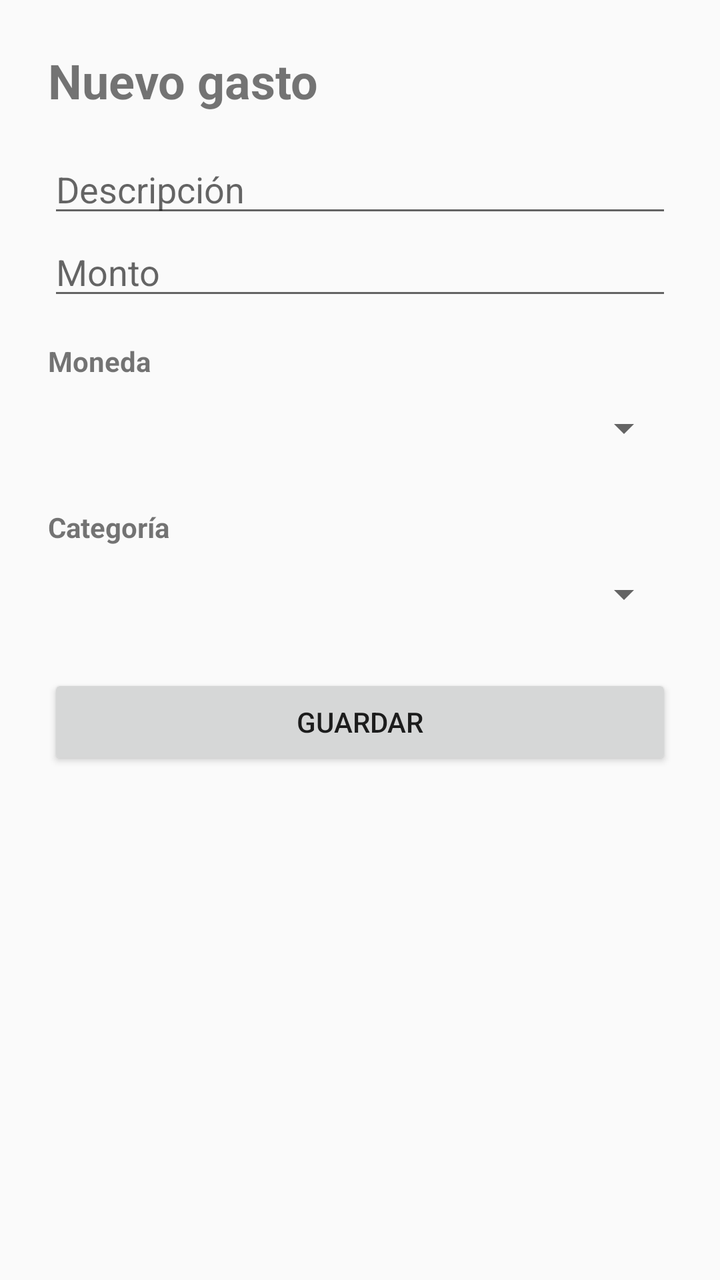
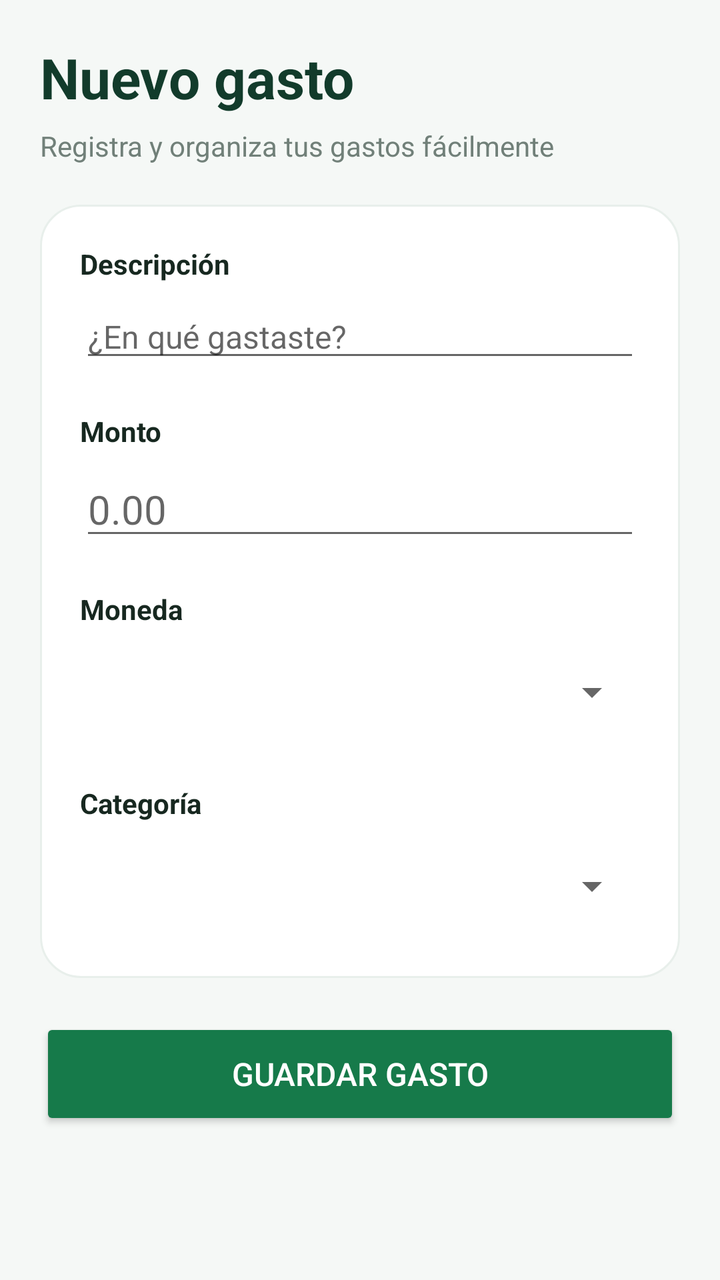

Screens rendered from an Android XML layout before and after an edit, with the pre-edit source and the edit as a unified diff.
<!-- AndroidManifest.xml: application theme Theme.ControlGastos -->
<!-- res/layout/activity_formulario_gasto.xml -->
<?xml version="1.0" encoding="utf-8"?>
<ScrollView xmlns:android="http://schemas.android.com/apk/res/android"
    android:layout_width="match_parent"
    android:layout_height="match_parent"
    android:fillViewport="true">

    <LinearLayout
        android:id="@+id/main"
        android:layout_width="match_parent"
        android:layout_height="wrap_content"
        android:orientation="vertical"
        android:padding="24dp">

        <TextView
            android:id="@+id/tvTitulo"
            android:layout_width="match_parent"
            android:layout_height="wrap_content"
            android:layout_marginBottom="16dp"
            android:text="Nuevo gasto"
            android:textSize="24sp"
            android:textStyle="bold" />

        <EditText
            android:id="@+id/etDescripcion"
            android:layout_width="match_parent"
            android:layout_height="wrap_content"
            android:hint="Descripción"
            android:inputType="text" />

        <EditText
            android:id="@+id/etMonto"
            android:layout_width="match_parent"
            android:layout_height="wrap_content"
            android:hint="Monto"
            android:inputType="numberDecimal" />

        <TextView
            android:layout_width="match_parent"
            android:layout_height="wrap_content"
            android:layout_marginTop="16dp"
            android:text="Moneda"
            android:textStyle="bold" />

        <Spinner
            android:id="@+id/spMoneda"
            android:layout_width="match_parent"
            android:layout_height="48dp" />

        <LinearLayout
            android:id="@+id/contenedorTipoCambio"
            android:layout_width="match_parent"
            android:layout_height="wrap_content"
            android:orientation="vertical"
            android:visibility="gone">

            <TextView
                android:layout_width="match_parent"
                android:layout_height="wrap_content"
                android:layout_marginTop="12dp"
                android:text="Tipo de cambio (Q por US$1)"
                android:textStyle="bold" />

            <EditText
                android:id="@+id/etTipoCambio"
                android:layout_width="match_parent"
                android:layout_height="wrap_content"
                android:hint="Ejemplo: 7.70"
                android:inputType="numberDecimal" />

            <TextView
                android:id="@+id/tvEquivalente"
                android:layout_width="match_parent"
                android:layout_height="wrap_content"
                android:layout_marginTop="8dp"
                android:text="Equivalente: Q 0.00"
                android:textStyle="bold" />

        </LinearLayout>

        <TextView
            android:layout_width="match_parent"
            android:layout_height="wrap_content"
            android:layout_marginTop="16dp"
            android:text="Categoría"
            android:textStyle="bold" />

        <Spinner
            android:id="@+id/spCategoria"
            android:layout_width="match_parent"
            android:layout_height="48dp" />

        <Button
            android:id="@+id/btnGuardar"
            android:layout_width="match_parent"
            android:layout_height="wrap_content"
            android:layout_marginTop="16dp"
            android:text="Guardar" />

        <Button
            android:id="@+id/btnEliminar"
            android:layout_width="match_parent"
            android:layout_height="wrap_content"
            android:layout_marginTop="8dp"
            android:text="Eliminar gasto"
            android:visibility="gone" />

    </LinearLayout>
</ScrollView>
<!-- resources referenced by this layout -->
<resources>
  <style name="Theme.ControlGastos" parent="Theme.AppCompat.DayNight.NoActionBar" />
</resources>

<!-- the commit's change to res/layout/activity_formulario_gasto.xml (unified diff, before → after) -->
@@ -2,106 +2,176 @@
 <ScrollView xmlns:android="http://schemas.android.com/apk/res/android"
     android:layout_width="match_parent"
     android:layout_height="match_parent"
-    android:fillViewport="true">
+    android:fillViewport="true"
+    android:background="#F5F8F6">
 
     <LinearLayout
         android:id="@+id/main"
         android:layout_width="match_parent"
         android:layout_height="wrap_content"
         android:orientation="vertical"
-        android:padding="24dp">
+        android:padding="20dp">
 
+        
         <TextView
             android:id="@+id/tvTitulo"
             android:layout_width="match_parent"
             android:layout_height="wrap_content"
-            android:layout_marginBottom="16dp"
             android:text="Nuevo gasto"
-            android:textSize="24sp"
+            android:textColor="#123B2B"
+            android:textSize="28sp"
             android:textStyle="bold" />
-
-        <EditText
-            android:id="@+id/etDescripcion"
-            android:layout_width="match_parent"
-            android:layout_height="wrap_content"
-            android:hint="Descripción"
-            android:inputType="text" />
-
-        <EditText
-            android:id="@+id/etMonto"
-            android:layout_width="match_parent"
-            android:layout_height="wrap_content"
-            android:hint="Monto"
-            android:inputType="numberDecimal" />
 
         <TextView
             android:layout_width="match_parent"
             android:layout_height="wrap_content"
-            android:layout_marginTop="16dp"
-            android:text="Moneda"
-            android:textStyle="bold" />
+            android:layout_marginTop="6dp"
+            android:layout_marginBottom="20dp"
+            android:text="Registra y organiza tus gastos fácilmente"
+            android:textColor="#718079"
+            android:textSize="14sp" />
 
-        <Spinner
-            android:id="@+id/spMoneda"
-            android:layout_width="match_parent"
-            android:layout_height="48dp" />
-
+        
         <LinearLayout
-            android:id="@+id/contenedorTipoCambio"
             android:layout_width="match_parent"
             android:layout_height="wrap_content"
+            android:background="@drawable/bg_tarjeta_blanca"
             android:orientation="vertical"
-            android:visibility="gone">
+            android:padding="20dp">
 
+            
             <TextView
                 android:layout_width="match_parent"
                 android:layout_height="wrap_content"
-                android:layout_marginTop="12dp"
-                android:text="Tipo de cambio (Q por US$1)"
-                android:textStyle="bold" />
+                android:text="Descripción"
+                android:textColor="#172820"
+                android:textStyle="bold"
+                android:textSize="14sp" />
 
             <EditText
-                android:id="@+id/etTipoCambio"
+                android:id="@+id/etDescripcion"
                 android:layout_width="match_parent"
                 android:layout_height="wrap_content"
-                android:hint="Ejemplo: 7.70"
-                android:inputType="numberDecimal" />
+                android:layout_marginTop="6dp"
+                android:hint="¿En qué gastaste?"
+                android:inputType="textCapSentences"
+                android:singleLine="true"
+                android:textSize="16sp" />
 
+            
             <TextView
-                android:id="@+id/tvEquivalente"
                 android:layout_width="match_parent"
                 android:layout_height="wrap_content"
-                android:layout_marginTop="8dp"
-                android:text="Equivalente: Q 0.00"
-                android:textStyle="bold" />
+                android:layout_marginTop="20dp"
+                android:text="Monto"
+                android:textColor="#172820"
+                android:textStyle="bold"
+                android:textSize="14sp" />
+
+            <EditText
+                android:id="@+id/etMonto"
+                android:layout_width="match_parent"
+                android:layout_height="wrap_content"
+                android:layout_marginTop="6dp"
+                android:hint="0.00"
+                android:inputType="numberDecimal"
+                android:textSize="20sp" />
+
+            
+            <TextView
+                android:layout_width="match_parent"
+                android:layout_height="wrap_content"
+                android:layout_marginTop="20dp"
+                android:text="Moneda"
+                android:textColor="#172820"
+                android:textStyle="bold"
+                android:textSize="14sp" />
+
+            <Spinner
+                android:id="@+id/spMoneda"
+                android:layout_width="match_parent"
+                android:layout_height="52dp"
+                android:layout_marginTop="6dp" />
+
+            
+            <LinearLayout
+                android:id="@+id/contenedorTipoCambio"
+                android:layout_width="match_parent"
+                android:layout_height="wrap_content"
+                android:layout_marginTop="12dp"
+                android:background="#F0F8F3"
+                android:orientation="vertical"
+                android:padding="14dp"
+                android:visibility="gone">
+
+                <TextView
+                    android:layout_width="match_parent"
+                    android:layout_height="wrap_content"
+                    android:text="Tipo de cambio (Q por US$1)"
+                    android:textColor="#172820"
+                    android:textStyle="bold"
+                    android:textSize="14sp" />
+
+                <EditText
+                    android:id="@+id/etTipoCambio"
+                    android:layout_width="match_parent"
+                    android:layout_height="wrap_content"
+                    android:layout_marginTop="6dp"
+                    android:hint="Ejemplo: 7.70"
+                    android:inputType="numberDecimal"
+                    android:textSize="18sp" />
+
+                <TextView
+                    android:id="@+id/tvEquivalente"
+                    android:layout_width="match_parent"
+                    android:layout_height="wrap_content"
+                    android:layout_marginTop="10dp"
+                    android:text="Equivalente: Q 0.00"
+                    android:textColor="#167A4A"
+                    android:textStyle="bold"
+                    android:textSize="16sp" />
+
+            </LinearLayout>
+
+            
+            <TextView
+                android:layout_width="match_parent"
+                android:layout_height="wrap_content"
+                android:layout_marginTop="20dp"
+                android:text="Categoría"
+                android:textColor="#172820"
+                android:textStyle="bold"
+                android:textSize="14sp" />
+
+            <Spinner
+                android:id="@+id/spCategoria"
+                android:layout_width="match_parent"
+                android:layout_height="52dp"
+                android:layout_marginTop="6dp" />
 
         </LinearLayout>
 
-        <TextView
-            android:layout_width="match_parent"
-            android:layout_height="wrap_content"
-            android:layout_marginTop="16dp"
-            android:text="Categoría"
-            android:textStyle="bold" />
-
-        <Spinner
-            android:id="@+id/spCategoria"
-            android:layout_width="match_parent"
-            android:layout_height="48dp" />
-
+        
         <Button
             android:id="@+id/btnGuardar"
             android:layout_width="match_parent"
-            android:layout_height="wrap_content"
-            android:layout_marginTop="16dp"
-            android:text="Guardar" />
+            android:layout_height="56dp"
+            android:layout_marginTop="20dp"
+            android:backgroundTint="#167A4A"
+            android:text="Guardar gasto"
+            android:textColor="#FFFFFF"
+            android:textSize="16sp" />
 
+        
         <Button
             android:id="@+id/btnEliminar"
             android:layout_width="match_parent"
-            android:layout_height="wrap_content"
-            android:layout_marginTop="8dp"
+            android:layout_height="56dp"
+            android:layout_marginTop="10dp"
+            android:backgroundTint="#FBE4E4"
             android:text="Eliminar gasto"
+            android:textColor="#B42323"
+            android:textSize="16sp"
             android:visibility="gone" />
 
     </LinearLayout>
<!-- resource entries referenced after the edit -->
@@ -1,5 +1,19 @@
 <!-- resources referenced by this layout -->
 <resources>
+  <!-- drawable bg_tarjeta_blanca (drawable) -->
+  <?xml version="1.0" encoding="utf-8"?>
+  <shape xmlns:android="http://schemas.android.com/apk/res/android"
+      android:shape="rectangle">
+  
+      <solid android:color="#FFFFFF" />
+  
+      <corners android:radius="20dp" />
+  
+      <stroke
+          android:width="1dp"
+          android:color="#E8EFEB" />
+  
+  </shape>
   <style name="Theme.ControlGastos" parent="Theme.AppCompat.DayNight.NoActionBar" />
 </resources>
 
